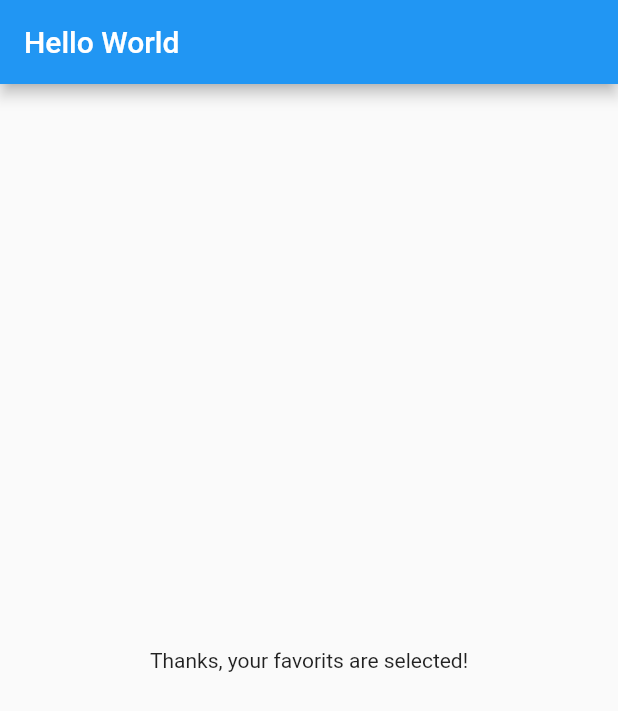
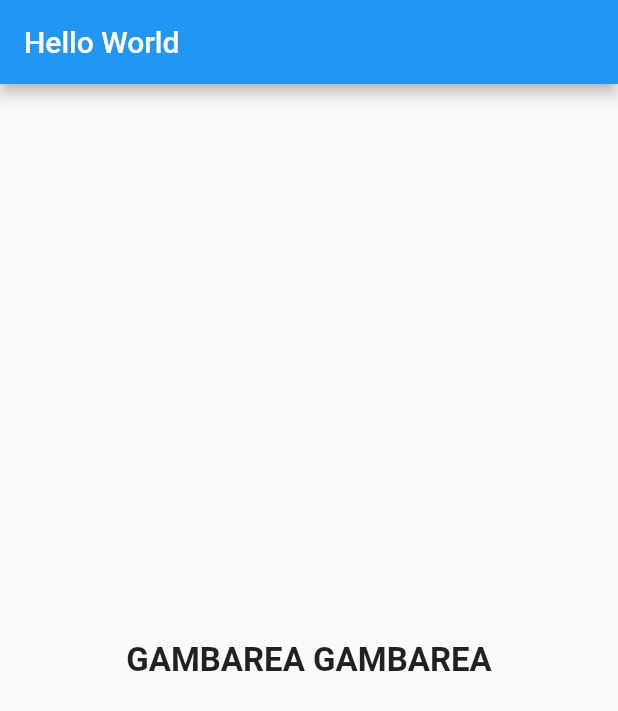
Before and after one commit to chidambararajab/flutter_complete_guide, a Flutter app: the screen it shows after launch, after a tap on "Black", after a tap on "Roti", after a tap on "My hero academea", on a phone screen of 412 x 824 dp. Shown: the top 711 px of the screen. Run offline on Flutter 3.47's test engine with Material 2 defaults, Android fonts, the phone set to English and light mode, and no system bars.

```diff
--- a/lib/main.dart
+++ b/lib/main.dart
@@ -16,31 +16,41 @@ class _MyAppState extends State<MyApp> {
   final _questions = const [
     {
       'questionText': 'What\'s your favorite color?',
-      'answers': ['Black', 'White', 'Blue', 'Yellow']
+      'answers': [
+        {'text': 'Black', 'score': 90},
+        {'text': 'White', 'score': 100},
+        {'text': 'Blue', 'score': 90},
+        {'text': 'Yellow', 'score': 100}
+      ]
     },
     {
       'questionText': 'What\'s your favorite foods?',
-      'answers': ['Biriyani', 'Roti', 'Ramen', 'Osirikoo']
+      'answers': [
+        {'text': 'Biriyani', 'score': 100},
+        {'text': 'Roti', 'score': 90},
+        {'text': 'Ramen', 'score': 100},
+        {'text': 'Osirikoo', 'score': 90}
+      ]
     },
     {
       'questionText': 'What\'s your favorite anime?',
       'answers': [
-        'Naruto',
-        'One Piece',
-        'My hero academea',
-        'Hippo no makanauchi'
+        {'text': 'Naruto', 'score': 100},
+        {'text': 'One Piece', 'score': 90},
+        {'text': 'My hero academea', 'score': 70},
+        {'text': 'Hippo no makanauchi', 'score': 50}
       ]
     },
   ];
 
   var _questionIndex = 0;
+  var _totalScore = 0;
 
-  void _answerQuestion() {
-    if (_questionIndex < _questions.length) {
-      setState(() {
-        _questionIndex++;
-      });
-    }
+  void _answerQuestion(int score) {
+    _totalScore += score;
+    setState(() {
+      _questionIndex++;
+    });
     print(_questionIndex);
   }
 
@@ -57,7 +67,7 @@ class _MyAppState extends State<MyApp> {
               questionIndex: _questionIndex,
               answerQuestion: _answerQuestion,
             )
-          : Result(),
+          : Result(_totalScore),
     ));
   }
 }
--- a/lib/quiz.dart
+++ b/lib/quiz.dart
@@ -18,10 +18,12 @@ class Quiz extends StatelessWidget {
     return Column(
       children: [
         Question(
-          questions[questionIndex]['questionText'],
+          questions[questionIndex]['questionText'] as String,
         ),
-        ...(questions[questionIndex]['answers'] as List<String>).map((answer) {
-          return Answer(answerQuestion, answer);
+        ...(questions[questionIndex]['answers'] as List<Map<String, Object>>)
+            .map((answer) {
+          return Answer(
+              () => answerQuestion(answer['score']), answer['text'] as String);
         }).toList()
       ],
     );
--- a/lib/result.dart
+++ b/lib/result.dart
@@ -1,10 +1,30 @@
 import 'package:flutter/material.dart';
 
 class Result extends StatelessWidget {
+  final int resultScore;
+
+  Result(this.resultScore);
+
+  String get resultPhrase {
+    var resultText;
+    if (resultScore <= 100) {
+      resultText = "Good";
+    } else if (resultScore > 100 && resultScore <= 150) {
+      resultText = "Awesome";
+    } else {
+      resultText = "GAMBAREA GAMBAREA";
+    }
+    return resultText;
+  }
+
   @override
   Widget build(BuildContext context) {
     return Center(
-      child: Text('Thanks, your favorits are selected!'),
+      child: Text(
+        resultPhrase,
+        style: TextStyle(fontSize: 22, fontWeight: FontWeight.bold),
+        textAlign: TextAlign.center,
+      ),
     );
   }
 }
```
